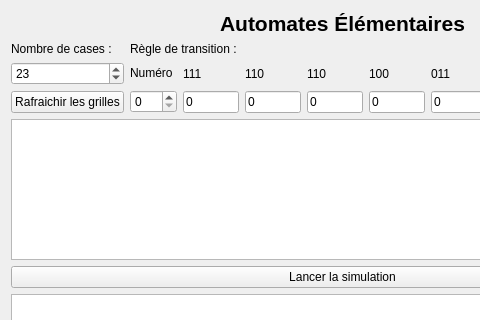
Old version of the form src/ui/elementaireview.ui in the repository danousna/autocell; both pictures show x 0 to 480 and y 0 to 320 of the 685 by 447 pixel window.
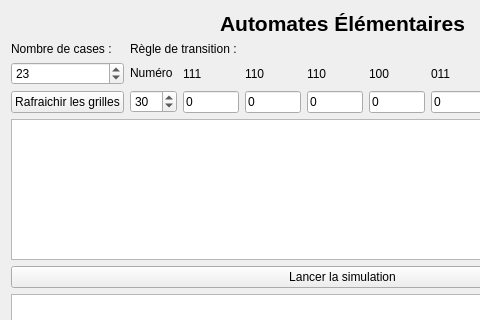
New version of the form.

Commit message: Ajout changement de regle automate elementaire

The edit to the form file:
```diff
--- a/src/ui/elementaireview.ui
+++ b/src/ui/elementaireview.ui
@@ -79,6 +79,9 @@
            <property name="maximum">
             <number>255</number>
            </property>
+           <property name="value">
+            <number>30</number>
+           </property>
           </widget>
          </item>
         </layout>
```
The commit also changes 2 other files.
